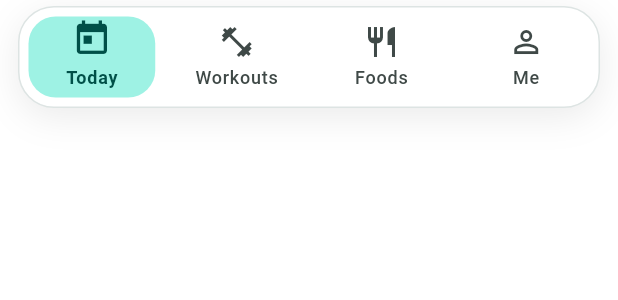
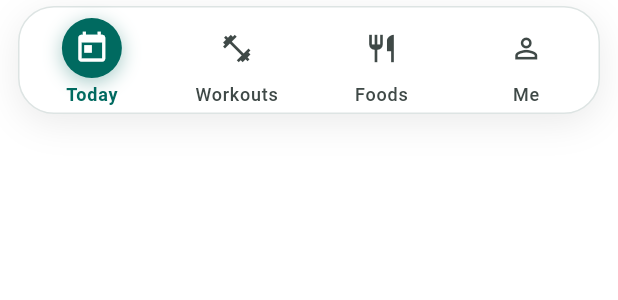
Before and after one commit to mouadfhm/Fitness-Tracker-Front, a Flutter app: the CustomBottomNavBar widget shown alone on an empty page, opened directly with empty values, on a phone screen of 412 x 824 dp. Shown: the top 300 px of the screen. Run offline on Flutter 3.47's test engine with Material 3 defaults, Android fonts, the phone set to English and light mode, and no system bars; our stand-ins replace file_picker, firebase_core, firebase_messaging, fl_chart, flutter_dotenv, flutter_local_notifications and 5 more; missing offline and left inert: barcode_scan2, dart:html; accounts and stored records are empty; network calls fail.

Commit message:
Use a sliding circle for the selected nav tab
Co-Authored-By: Claude Opus 5.5 (1M context) <noreply@anthropic.com>
Claude-Session: https://claude.ai/code/session_015CT2FiYrg5UfkgGPnbnhaV

```diff
--- a/lib/screens/widgets/bottom_nav_bar.dart
+++ b/lib/screens/widgets/bottom_nav_bar.dart
@@ -4,10 +4,10 @@ import '../../l10n/app_localizations.dart';
 import '../../utils/app_theme.dart';
 import '../main_shell.dart';
 
-/// The four-tab bar: a floating rounded bar with a pill that slides to the
-/// selected tab, whose icon fills in and lifts slightly.
+/// The four-tab bar: a floating rounded bar with a circle that slides to the
+/// selected tab, whose icon fills in.
 ///
-/// [MainShell] draws one bar for all tabs, so the pill animates from the old
+/// [MainShell] draws one bar for all tabs, so the circle animates from the old
 /// tab to the new one instead of jumping.
 class CustomBottomNavBar extends StatelessWidget {
   final int currentIndex;
@@ -60,7 +60,7 @@ class CustomBottomNavBar extends StatelessWidget {
       child: Padding(
         padding: const EdgeInsets.fromLTRB(12, 4, 12, 0),
         child: Container(
-          height: 68,
+          height: 72,
           decoration: BoxDecoration(
             color: isLight ? Colors.white : scheme.surfaceContainerHigh,
             borderRadius: BorderRadius.circular(24),
@@ -78,18 +78,27 @@ class CustomBottomNavBar extends StatelessWidget {
               final itemWidth = constraints.maxWidth / items.length;
               return Stack(
                 children: [
-                  // The sliding pill behind the selected tab.
+                  // The sliding circle behind the selected tab's icon. Its
+                  // top and size match the icon slot in [_NavItem].
                   AnimatedPositioned(
                     duration: _duration,
                     curve: Curves.easeOutBack,
-                    left: itemWidth * currentIndex + 6,
-                    top: 6,
-                    bottom: 6,
-                    width: itemWidth - 12,
+                    left: itemWidth * currentIndex +
+                        (itemWidth - _NavItem.circleSize) / 2,
+                    top: _NavItem.circleTop,
+                    width: _NavItem.circleSize,
+                    height: _NavItem.circleSize,
                     child: DecoratedBox(
                       decoration: BoxDecoration(
-                        color: scheme.primaryContainer,
-                        borderRadius: BorderRadius.circular(18),
+                        color: scheme.primary,
+                        shape: BoxShape.circle,
+                        boxShadow: [
+                          BoxShadow(
+                            color: scheme.primary.withValues(alpha: 0.35),
+                            blurRadius: 10,
+                            offset: const Offset(0, 3),
+                          ),
+                        ],
                       ),
                     ),
                   ),
@@ -132,11 +141,15 @@ class _NavItem extends StatelessWidget {
   final bool selected;
   final VoidCallback onTap;
 
+  static const double circleSize = 40;
+  static const double circleTop = 7;
+
   @override
   Widget build(BuildContext context) {
     final theme = Theme.of(context);
     final scheme = theme.colorScheme;
-    final color = selected ? scheme.onPrimaryContainer : scheme.onSurfaceVariant;
+    final iconColor = selected ? scheme.onPrimary : scheme.onSurfaceVariant;
+    final labelColor = selected ? scheme.primary : scheme.onSurfaceVariant;
 
     return Semantics(
       button: true,
@@ -150,16 +163,14 @@ class _NavItem extends StatelessWidget {
         highlightShape: BoxShape.rectangle,
         borderRadius: BorderRadius.circular(18),
         child: Column(
-          mainAxisAlignment: MainAxisAlignment.center,
           children: [
-            AnimatedSlide(
-              duration: CustomBottomNavBar._duration,
-              curve: Curves.easeOutBack,
-              offset: selected ? const Offset(0, -0.08) : Offset.zero,
+            const SizedBox(height: circleTop),
+            SizedBox.square(
+              dimension: circleSize,
               child: AnimatedScale(
                 duration: CustomBottomNavBar._duration,
                 curve: Curves.easeOutBack,
-                scale: selected ? 1.12 : 1.0,
+                scale: selected ? 1.08 : 1.0,
                 child: AnimatedSwitcher(
                   duration: const Duration(milliseconds: 200),
                   transitionBuilder: (child, animation) =>
@@ -167,17 +178,17 @@ class _NavItem extends StatelessWidget {
                   child: Icon(
                     selected ? selectedIcon : icon,
                     key: ValueKey(selected),
-                    color: color,
-                    size: 24,
+                    color: iconColor,
+                    size: 22,
                   ),
                 ),
               ),
             ),
-            const SizedBox(height: 4),
+            const SizedBox(height: 3),
             AnimatedDefaultTextStyle(
               duration: const Duration(milliseconds: 200),
               style: theme.textTheme.labelMedium!.copyWith(
-                color: color,
+                color: labelColor,
                 fontWeight: selected ? FontWeight.w700 : FontWeight.w500,
               ),
               child: Text(
```
